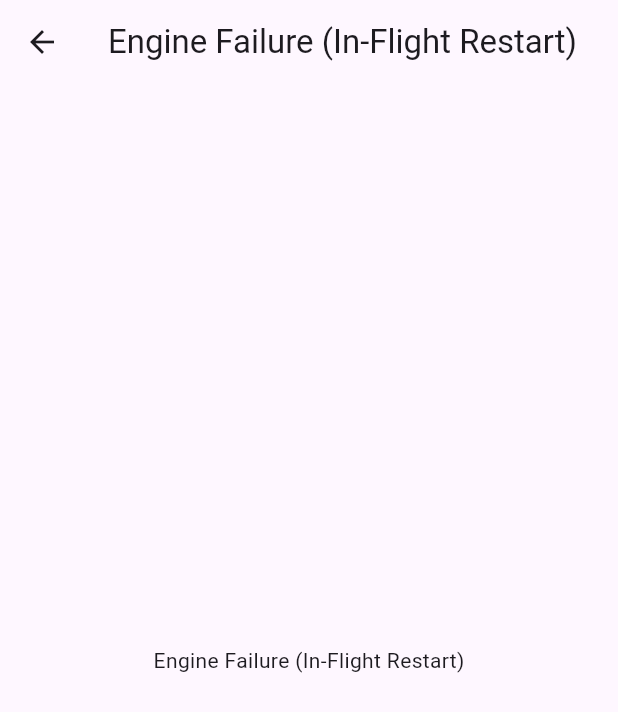
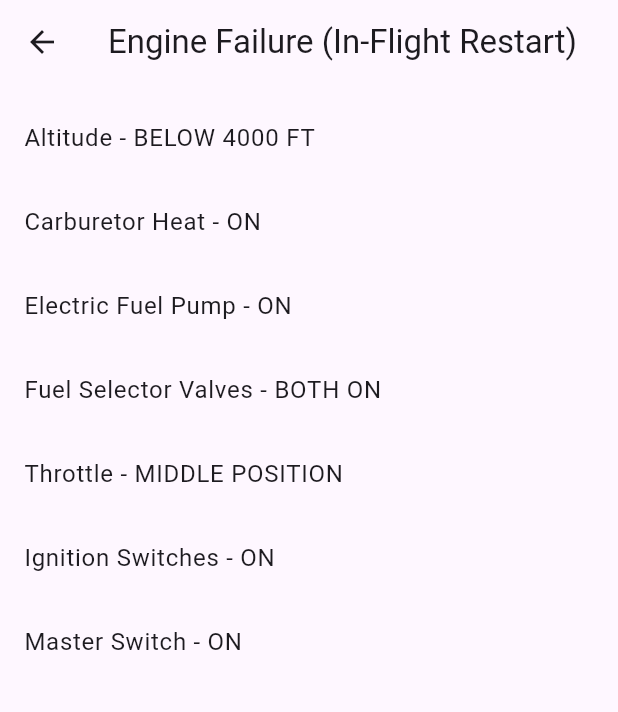
Before and after one commit to tuck3rb/emergency_checklists, a Flutter app: the screen it shows after launch, after a tap on "Engine Failure (In-Flight Restart)", on a phone screen of 412 x 824 dp. Shown: the top 712 px of the screen. Run offline on Flutter 3.47's test engine with Material 3 defaults, Android fonts, the light colour scheme and no system bars.

Commit message:
Checklists showing up
Stateful widget

```diff
--- a/to_dont_list/lib/checklist_data.dart
+++ b/to_dont_list/lib/checklist_data.dart
@@ -4,7 +4,7 @@ const Icon warningIcon = Icon(Icons.warning_amber_rounded, color: Colors.white);
 
 List<String> checklists = [
   'Engine Failure (In-Flight Restart)',
-  'Engine Fire in Flight',
+  'Engine Fire in-Flight',
   'Cabin Fire during Flight',
   'Forced Landing',
   'Spin Recovery',
@@ -55,6 +55,5 @@ Map<String, List<String>> checklistSteps = {
     'Ailerons - NEUTRAL',
     'Rudder - OPPOSITE OF SPIN',
     'Elevator - FORWARD',
-  ]
-
+  ],
 };
--- a/to_dont_list/lib/main.dart
+++ b/to_dont_list/lib/main.dart
@@ -113,23 +113,37 @@ class _ToDoListState extends State<ToDoList> {
   }
 }
 
-class ChecklistDetailsScreen extends StatelessWidget {
+class ChecklistDetailsScreen extends StatefulWidget {
   final String title;
+  // final String info;
 
   const ChecklistDetailsScreen({super.key, required this.title});
 
   @override
+  _ChecklistDetailsScreenState createState() => _ChecklistDetailsScreenState();
+
+}
+
+class _ChecklistDetailsScreenState extends State<ChecklistDetailsScreen> {
+  @override
   Widget build(BuildContext context) {
+    final steps = checklistSteps[widget.title] ?? [];
     return Scaffold(
       appBar: AppBar(
-        title: Text(title),
+        title: Text(widget.title),
       ),
-      body: Center(
-        child: Text(title),
+      body: ListView(
+        padding: const EdgeInsets.symmetric(vertical: 8.0),
+        children: steps.map((step) {
+          return ListTile(
+            title: Text(step),
+          );
+        }).toList(),
       ),
     );
   }
 }
+
 
 void main() {
   runApp(const MaterialApp(
```
